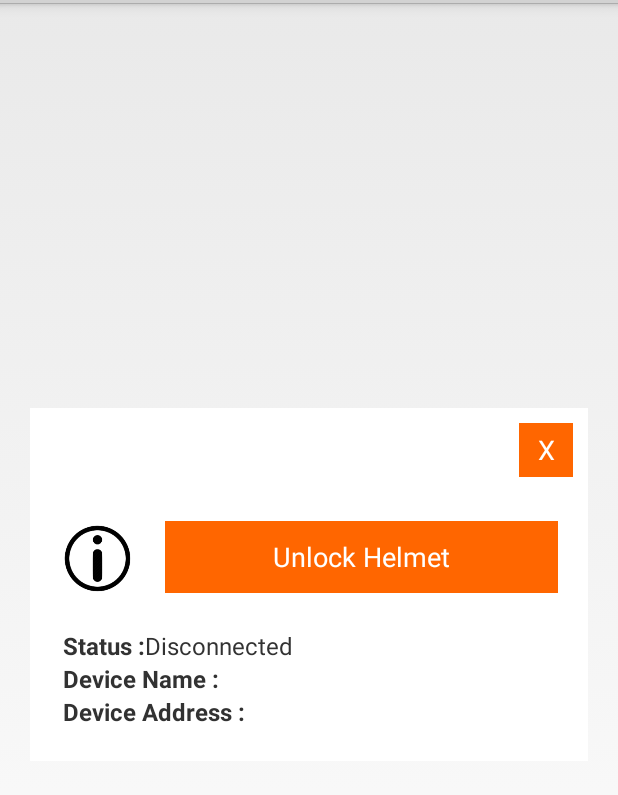
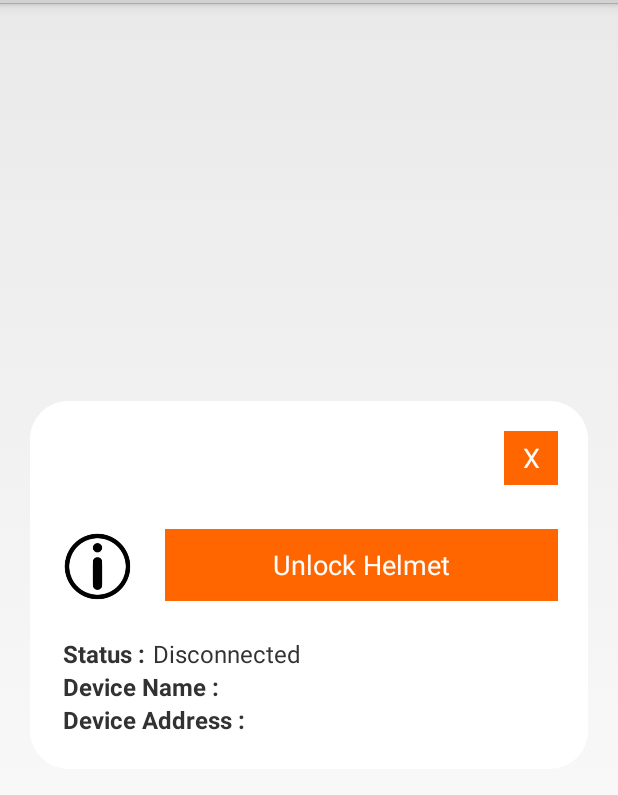
Before and after one commit to noelmurillo15/HelmetBuddy, an Android app: the layout popupwindow.xml on its own in the app's theme, with its tools: preview values and no code run, on a phone screen of 412 x 824 dp, the part 69-864 px from its top. Run offline under Robolectric (Android 15) with nearby library versions, the phone set to English and light mode, and no system bars.

Commit message:
Rounded Corners for popup UI
- Added rounded_edge drawable xml
- Added padding for UI content to look better
- Updated popup window to have rounded edges for cleaner UI

```diff
--- a/Application/src/main/java/com/example/android/bluetoothlegatt/DeviceControlActivity.java
+++ b/Application/src/main/java/com/example/android/bluetoothlegatt/DeviceControlActivity.java
@@ -328,8 +328,8 @@ public class DeviceControlActivity extends Activity {
                     toggleSettings = !toggleSettings;
                     if (toggleSettings) {
                         popup_settings_window.setVisibility(View.VISIBLE);
-                        mTextViewDeviceName.setText(mDeviceName);
-                        mTextViewDeviceAddress.setText(mDeviceAddress);
+                        mTextViewDeviceName.setText(" " + mDeviceName);
+                        mTextViewDeviceAddress.setText(" " + mDeviceAddress);
                     } else {
                         popup_settings_window.setVisibility(View.GONE);
                     }
--- /dev/null
+++ b/Application/src/main/res/drawable/rounded_edge.xml
@@ -0,0 +1,17 @@
+<?xml version="1.0" encoding="utf-8"?>
+<shape
+    xmlns:android="http://schemas.android.com/apk/res/android">
+    <solid
+        android:color="#FFF">
+    </solid>
+    <stroke
+        android:width="0dp"
+        android:color="#FFF">
+    </stroke>
+    <corners
+        android:topLeftRadius="25dip"
+        android:topRightRadius="25dip"
+        android:bottomLeftRadius="25dip"
+        android:bottomRightRadius="25dip">
+    </corners>
+</shape>
--- a/Application/src/main/res/layout/listitem_device.xml
+++ b/Application/src/main/res/layout/listitem_device.xml
@@ -19,7 +19,7 @@
             android:layout_width="wrap_content"
             android:layout_height="wrap_content"
             android:layout_gravity="end"
-            android:layout_marginEnd="10dp"
+            android:layout_marginEnd="38dp"
             android:background="@drawable/helmeticon"
             android:focusable="false"
             android:gravity="center" />
--- a/Application/src/main/res/layout/popupwindow.xml
+++ b/Application/src/main/res/layout/popupwindow.xml
@@ -4,18 +4,24 @@
     android:layout_width="match_parent"
     android:layout_height="wrap_content"
     android:layout_margin="20dp"
-    android:background="#FFF"
     android:gravity="center"
     android:layout_gravity="center_vertical"
     android:orientation="vertical"
-    android:padding="10dp">
+    android:padding="10dp"
+    android:background="@drawable/rounded_edge">
+
+    <Space
+        android:layout_width="match_parent"
+        android:layout_height="10dp" />
 
     <Button
         android:id="@+id/close_popup_window"
         android:layout_width="36dp"
         android:layout_height="36dp"
         android:layout_gravity="end"
+        android:layout_marginEnd="10dp"
         android:background="#F60"
+        android:paddingEnd="0dp"
         android:text="@string/close_popup_btn"
         android:textColor="#FFF"
         android:typeface="normal" />
@@ -77,9 +83,10 @@
 
             <TextView
                 android:id="@+id/DisconnectedText"
-                android:text="@string/disconnected"
                 android:layout_width="wrap_content"
                 android:layout_height="wrap_content"
+                android:layout_marginLeft="5dp"
+                android:text="@string/disconnected"
                 android:textSize="16sp"
                 android:textStyle="normal"
                 android:typeface="normal" />
```
